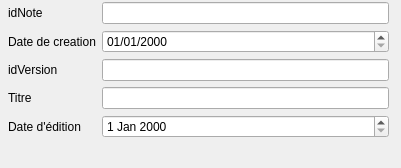
julieberteaux/LO21, file QtVersion/formnote.ui: the form before one commit.
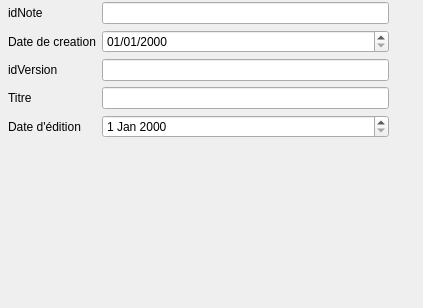
The form after the commit.

Patch:
```diff
--- a/QtVersion/formnote.ui
+++ b/QtVersion/formnote.ui
@@ -6,8 +6,8 @@
    <rect>
     <x>0</x>
     <y>0</y>
-    <width>401</width>
-    <height>168</height>
+    <width>423</width>
+    <height>308</height>
    </rect>
   </property>
   <property name="windowTitle">
@@ -82,6 +82,17 @@
     </item>
    </layout>
   </widget>
+  <widget class="QWidget" name="verticalLayoutWidget">
+   <property name="geometry">
+    <rect>
+     <x>9</x>
+     <y>169</y>
+     <width>381</width>
+     <height>131</height>
+    </rect>
+   </property>
+   <layout class="QVBoxLayout" name="versionLayout"/>
+  </widget>
  </widget>
  <resources/>
  <connections/>
```
